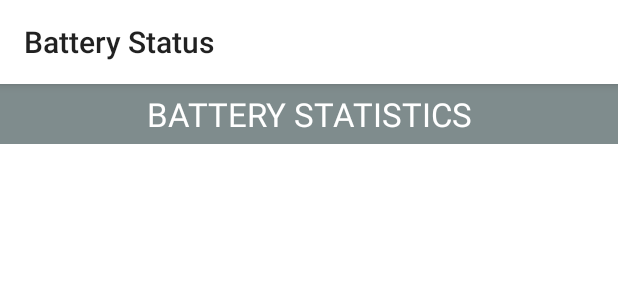
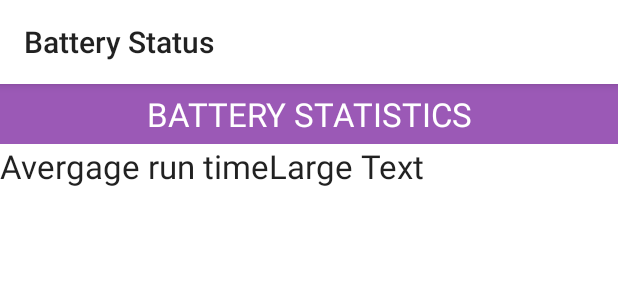
Before and after one commit to DeanParrish/Battery-Status, an Android app: the layout activity_battery_statistics.xml on its own in the app's theme, with its tools: preview values and no code run, on a phone screen of 412 x 824 dp. Shown: the top 300 px of the screen. Run offline under Robolectric (Android 15) with nearby library versions, the phone set to English and light mode, and no system bars.

Commit message:
Added Get battery methods to battery class Added get entries method to entry class added view battery output with working output added tabs to battery stats page battery stats page tab 1 works, 2 needs more work create entry fix with toast message and return to  main screen Added a new get entries (name) method to SaveData class for querries

```diff
--- a/app/src/main/java/Classes/Battery.java
+++ b/app/src/main/java/Classes/Battery.java
@@ -1,9 +1,11 @@
 package Classes;
+
+import java.io.Serializable;
 
 /**
  * Created by Parrish on 6/17/2015.
  */
-public class Battery {
+public class Battery implements Serializable {
     private String name;
     private int cells;
     private int mah;
@@ -52,4 +54,17 @@ public class Battery {
     public String getName(){
         return this.name.toString();
     }
+    public String getCells(){
+        return Integer.toString(this.cells);
+    }
+    public String getMah(){
+        return Integer.toString(this.mah);
+    }
+    public String getCycles(){
+        return Integer.toString(this.cycles);
+    }
+    public String getType(){
+        return this.type.toString();
+    }
+
 }
--- a/app/src/main/java/Classes/Entry.java
+++ b/app/src/main/java/Classes/Entry.java
@@ -1,17 +1,20 @@
 package Classes;
+
+import java.io.Serializable;
 
 /**
  * Created by Dean Parrish on 6/18/2015.
  */
-public class Entry {
+public class Entry implements Serializable {
     private String batteryName;
     private long runTime;
     private int startCharge;
     private int endCharge;
 
-    public Entry(){}
+    public Entry() {
+    }
 
-    public Entry(String name,long time, int start, int end){
+    public Entry(String name, long time, int start, int end) {
         super();
         this.batteryName = name;
         this.runTime = time;
@@ -20,19 +23,35 @@ public class Entry {
     }
 
     //setters
-    public void setBatteryName(String name){
+    public void setBatteryName(String name) {
         this.batteryName = name;
     }
 
-    public void setRunTime(long time){
+    public void setRunTime(long time) {
         this.runTime = time;
     }
 
-    public void setStartCharge(int charge){
+    public void setStartCharge(int charge) {
         this.startCharge = charge;
     }
 
-    public void setEndCharge(int charge){
+    public void setEndCharge(int charge) {
         this.endCharge = charge;
     }
+
+    //getters
+    public String getBatteryName(){
+        return this.batteryName;
+    }
+
+    public String getRunTime(){
+        return Long.toString(this.runTime);
+    }
+    public String getStartCharge(){
+        return  Integer.toString(this.startCharge);
+    }
+
+    public String getEndCharge(){
+        return  Integer.toString(this.endCharge);
+    }
 }
--- a/app/src/main/java/Classes/SaveData.java
+++ b/app/src/main/java/Classes/SaveData.java
@@ -158,4 +158,31 @@ public class SaveData {
 
         return entries;
     }
+    public List<Entry> getAllEntriesForBattery(String name) {
+        List<Entry> entries = new LinkedList<Entry>();
+        //FeedReaderDbHelper dbcon = new FeedReaderDbHelper(context);
+
+        String query = "SELECT * FROM " + entryTableName + " WHERE name = ?";
+        String[] whereArgs = new String[] {
+                name,
+        };
+        db = dbconnn.getReadableDatabase();
+
+        Cursor cursor = db.rawQuery(query, whereArgs);
+
+        Entry entry;
+        if (cursor.moveToFirst()) {
+            do {
+                entry = new Entry();
+                entry.setBatteryName(cursor.getString(1));
+                entry.setRunTime(Long.parseLong(cursor.getString(2)));
+                entry.setStartCharge(Integer.parseInt(cursor.getString(3)));
+                entry.setEndCharge(Integer.parseInt(cursor.getString(4)));
+
+                entries.add(entry);
+            } while (cursor.moveToNext());
+        }
+
+        return entries;
+    }
 }
--- a/app/src/main/java/com/example/parrish/test/BatteryStatistics.java
+++ b/app/src/main/java/com/example/parrish/test/BatteryStatistics.java
@@ -8,12 +8,20 @@ import android.os.Bundle;
 import android.view.Menu;
 import android.view.MenuItem;
 import android.widget.TabHost;
+import android.widget.TextView;
 
+import java.util.List;
+
+import Classes.Battery;
+import Classes.Entry;
+import Classes.SaveData;
 import Classes.Tab1Activity;
 import Classes.Tab2Activity;
 
 
 public class BatteryStatistics extends Activity {
+
+    SaveData save;
 
     @Override
     protected void onCreate(Bundle savedInstanceState) {
@@ -30,24 +38,57 @@ public class BatteryStatistics extends Activity {
         actionBar.setDisplayShowTitleEnabled(false);
         //endregion
 
-        //region Tab Host
-        // create the TabHost that will contain the Tabs
+
+//         1. get passed intent
+        Intent intent = getIntent();
+
+//         2. get person object from intent
+        String stringBattery  = intent.getStringExtra("battery");
+//        Battery classBattery = (Battery) getIntent().getSerializableExtra("classBattery");
+
+
+//region Populate List from database
+        List<Battery> batteries;
+        Battery mbattery;
+        save = new SaveData(getApplicationContext());
+        //gets all batteries in a List<Battery>
+        mbattery = save.getBattery(stringBattery);
+
+        List<Entry> entries;
+        Entry mEntry;
+        entries = save.getAllEntriesForBattery(mbattery.getName());
+
+
+
+        /**region Tab Host
+        // create the TabHost that will contain the Tabs*/
         TabHost tabHost = (TabHost)findViewById(R.id.tabHost);
         tabHost.setup();
 
-        TabHost.TabSpec tab1 = tabHost.newTabSpec("BASIC");
-        TabHost.TabSpec tab2 = tabHost.newTabSpec("STATS");
+        TabHost.TabSpec tab1 = tabHost.newTabSpec("tab1");
+        TabHost.TabSpec tab2 = tabHost.newTabSpec("tab2");
 
         // Set the Tab name and Activity that will be opened when particular Tab will be selected
-        tab1.setIndicator("Tab1");
-        tab1.setContent(new Intent(this, Tab1Activity.class));
-
-        tab2.setIndicator("Tab2");
-        tab2.setContent(new Intent(this, Tab2Activity.class));
+        tab1.setContent(R.id.tab1);//new Intent(this, Tab1Activity.class));
+        tab1.setIndicator("BASIC");
+        tab2.setContent(R.id.tab2);//new Intent(this, Tab2Activity.class));
+        tab2.setIndicator("GRAPHS");
 
         /** Add the tabs  to the TabHost to display. */
         tabHost.addTab(tab1);
         tabHost.addTab(tab2);
+
+        TextView lblBatteryValue = (TextView) findViewById(R.id.lblBatteyValue);
+        lblBatteryValue.setText(mbattery.getName());
+        TextView lblCellValue = (TextView) findViewById(R.id.lblCellValue);
+        lblCellValue.setText(mbattery.getCells());
+        TextView lblMahValue = (TextView) findViewById(R.id.lblMahValue);
+        lblMahValue.setText(mbattery.getMah());
+        TextView lblTypeValue = (TextView) findViewById(R.id.lblTypeValue);
+        lblTypeValue.setText(mbattery.getType());
+        TextView lblCyclesValue = (TextView) findViewById(R.id.lblCyclesValue);
+        lblCyclesValue.setText(mbattery.getCycles());
+
         //endregion
     }
 
--- a/app/src/main/java/com/example/parrish/test/CreateEntry.java
+++ b/app/src/main/java/com/example/parrish/test/CreateEntry.java
@@ -200,8 +200,8 @@ public class CreateEntry extends Activity {
     }
 
     public void onSubmitClick(MenuItem item) {
-        EditText txtStart = (EditText) findViewById(R.id.txtStart);
-        EditText txtEnd = (EditText) findViewById(R.id.txtStart);
+        TextView txtStart = (TextView) findViewById(R.id.txtStart);
+        TextView txtEnd = (TextView) findViewById(R.id.txtEnd);
         Spinner ddlName = (Spinner) findViewById(R.id.ddlName);
         Chronometer chronoTime = (Chronometer) findViewById(R.id.chronoTime);
         String name;
@@ -223,6 +223,8 @@ public class CreateEntry extends Activity {
             try {
                 save.addEntry(name, time, start, end);
                 toast.show();
+                Intent intent = new Intent(context, MainActivity.class);
+                startActivity(intent);
             } catch (SQLiteException e){
                 Log.e("Add Entry", e.toString());
             }
--- a/app/src/main/java/com/example/parrish/test/ViewStatistics.java
+++ b/app/src/main/java/com/example/parrish/test/ViewStatistics.java
@@ -7,6 +7,7 @@ import android.app.SearchManager;
 import android.content.Context;
 import android.content.Intent;
 import android.os.Bundle;
+import android.os.Parcelable;
 import android.view.Menu;
 import android.view.MenuItem;
 import android.view.View;
@@ -17,6 +18,9 @@ import android.widget.SearchView;
 import android.widget.Spinner;
 import android.widget.TextView;
 
+import java.io.Serializable;
+import java.util.ArrayList;
+import java.util.Arrays;
 import java.util.LinkedList;
 import java.util.List;
 import java.util.ListIterator;
@@ -29,6 +33,8 @@ import Classes.SaveData;
 public class ViewStatistics extends Activity {
 
     SaveData save;
+    String batteryName;
+    Battery pBattery = new Battery();
 
     @Override
     protected void onCreate(Bundle savedInstanceState) {
@@ -69,6 +75,7 @@ public class ViewStatistics extends Activity {
             batteryNames[i] = battery.getName().toString();
         }
 
+        Arrays.sort(batteryNames);
         ListView batteryList = (ListView) findViewById(R.id.listView);
 
         ArrayAdapter<String> adapter = new ArrayAdapter<>(ViewStatistics.this, android.R.layout.simple_list_item_single_choice, batteryNames);
@@ -76,23 +83,17 @@ public class ViewStatistics extends Activity {
         batteryList.setAdapter(adapter);
         batteryList.setChoiceMode(ListView.CHOICE_MODE_SINGLE);
 
-//        // listening to single list item on click
-//        batteryList.setOnItemClickListener(new AdapterView.OnItemClickListener() {
-//            final Context context = this;
-//
-//            public void onItemClick(AdapterView<?> parent, View view,
-//                                    int position, long id) {
-//
-//                // selected item
-//                String product = ((TextView) view).getText().toString();
-//
-//                // Launching new Activity on selecting single List Item
-//                Intent intent = new Intent(context, CreateBattery.class);
-//                intent.putExtra("Battery Name", "Test2");  // sets flag for create battery
-//                startActivity(intent);
-//            }
-//            //endregion
-//        });
+        // listening to single list item on click
+        batteryList.setOnItemClickListener(new AdapterView.OnItemClickListener() {
+            public void onItemClick(AdapterView<?> parent, View view,
+                                    int position, long id) {
+
+                // populating class with selected item
+                String name = ((TextView) view).getText().toString();
+                batteryName = name;
+                pBattery.setName(name);
+            }
+        });
     }
 
     @Override
@@ -115,15 +116,17 @@ public class ViewStatistics extends Activity {
         // Handle action bar item clicks here. The action bar will
         // automatically handle clicks on the Home/Up button, so long
         // as you specify a parent activity in AndroidManifest.xml.
+//        String lv_batteryName = batteryName;
         int id = item.getItemId();
 
         //noinspection SimplifiableIfStatement
         if (id == R.id.action_details) {
             final Context context = this;
             Intent intent = new Intent(context, BatteryStatistics.class);
+            intent.putExtra("battery",batteryName);
+//            intent.putExtra("classBattery", pBattery);
             startActivity(intent);
         }
-
         return super.onOptionsItemSelected(item);
     }
 }
--- a/app/src/main/res/layout/activity_battery_statistics.xml
+++ b/app/src/main/res/layout/activity_battery_statistics.xml
@@ -15,7 +15,7 @@
         android:layout_alignParentEnd="true"
         android:layout_alignParentStart="true"
         android:layout_alignParentTop="true"
-        android:background="#ff7f8c8d"
+        android:background="#ff9b59b6"
         android:gravity="center_horizontal"
         android:paddingBottom="5dp"
         android:paddingTop="5dp"
@@ -65,28 +65,24 @@
                             android:orientation="horizontal"
                             android:layout_width="match_parent"
                             android:layout_height="0dp"
-                            android:layout_weight=".2"
+                            android:layout_weight="1"
                             android:gravity="center_vertical" >
 
                             <TextView
                                 android:layout_width="wrap_content"
                                 android:layout_height="wrap_content"
+                                android:textAppearance="?android:attr/textAppearanceLarge"
                                 android:text="@string/battery_name"
-                                android:id="@+id/lblCell"
-                                android:inputType="none"
-                                android:labelFor="@+id/editText"
-                                android:layout_alignParentStart="true"
+                                android:id="@+id/lblBattery"
                                 android:textSize="20sp" />
 
-                            <EditText
-                                android:layout_width="fill_parent"
+                            <TextView
+                                android:layout_width="wrap_content"
                                 android:layout_height="wrap_content"
-                                android:id="@+id/editText"
-                                android:layout_alignParentEnd="true"
-                                android:layout_toEndOf="@+id/lblCell"
-                                android:layout_above="@+id/lblCell"
-                                android:inputType="textPersonName"
-                                android:layout_alignTop="@+id/lblCell"
+                                android:textAppearance="?android:attr/textAppearanceLarge"
+                                android:text="Large Text"
+                                android:id="@+id/lblBatteyValue"
+                                android:paddingLeft="5dp"
                                 android:textSize="20sp" />
                         </LinearLayout>
 
@@ -94,55 +90,24 @@
                             android:orientation="horizontal"
                             android:layout_width="match_parent"
                             android:layout_height="0dp"
-                            android:layout_weight=".2"
+                            android:layout_weight="1"
                             android:gravity="center_vertical" >
 
                             <TextView
                                 android:layout_width="wrap_content"
                                 android:layout_height="wrap_content"
+                                android:textAppearance="?android:attr/textAppearanceLarge"
                                 android:text="@string/battery_cell"
                                 android:id="@+id/lblCell"
-                                android:layout_alignParentStart="true"
-                                android:inputType="none"
-                                android:labelFor="@+id/ddlCells"
                                 android:textSize="20sp" />
-
-                            <Spinner
-                                android:layout_width="wrap_content"
-                                android:layout_height="wrap_content"
-                                android:id="@+id/ddlCells"
-                                android:layout_weight="1"
-                                android:spinnerMode="dropdown" />
-
-                        </LinearLayout>
-
-                        <LinearLayout
-                            android:orientation="horizontal"
-                            android:layout_width="match_parent"
-                            android:layout_height="0dp"
-                            android:layout_weight=".2"
-                            android:gravity="center_vertical" >
 
                             <TextView
                                 android:layout_width="wrap_content"
                                 android:layout_height="wrap_content"
-                                android:text="@string/battery_mah"
-                                android:id="@+id/lblCell"
-                                android:inputType="none"
-                                android:labelFor="@+id/editText"
-                                android:layout_alignParentStart="true"
-                                android:layout_below="@+id/lblCell"
-                                android:textSize="20sp"
-                                android:gravity="center_vertical" />
-
-                            <EditText
-                                android:layout_width="60dp"
-                                android:layout_height="wrap_content"
-                                android:inputType="number"
-                                android:ems="10"
-                                android:id="@+id/editText"
-                                android:layout_alignTop="@+id/lblCell"
-                                android:layout_toEndOf="@+id/lblCell"
+                                android:textAppearance="?android:attr/textAppearanceLarge"
+                                android:text="Large Text"
+                                android:id="@+id/lblCellValue"
+                                android:paddingLeft="5dp"
                                 android:textSize="20sp" />
                         </LinearLayout>
 
@@ -150,26 +115,24 @@
                             android:orientation="horizontal"
                             android:layout_width="match_parent"
                             android:layout_height="0dp"
-                            android:layout_weight=".2"
+                            android:layout_weight="1"
                             android:gravity="center_vertical" >
 
                             <TextView
                                 android:layout_width="wrap_content"
                                 android:layout_height="wrap_content"
-                                android:id="@+id/lblCell"
-                                android:text="@string/battery_cycles"
-                                android:layout_centerVertical="true"
-                                android:layout_alignParentStart="true"
+                                android:textAppearance="?android:attr/textAppearanceLarge"
+                                android:text="@string/battery_mah"
+                                android:id="@+id/lblMah"
                                 android:textSize="20sp" />
 
-                            <EditText
+                            <TextView
                                 android:layout_width="wrap_content"
                                 android:layout_height="wrap_content"
-                                android:inputType="number"
-                                android:ems="10"
-                                android:id="@+id/editText"
-                                android:layout_alignTop="@+id/lblCell"
-                                android:layout_alignStart="@+id/txtMah"
+                                android:textAppearance="?android:attr/textAppearanceLarge"
+                                android:text="Large Text"
+                                android:id="@+id/lblMahValue"
+                                android:paddingLeft="5dp"
                                 android:textSize="20sp" />
                         </LinearLayout>
 
@@ -177,26 +140,50 @@
                             android:orientation="horizontal"
                             android:layout_width="match_parent"
                             android:layout_height="0dp"
-                            android:layout_weight=".2"
+                            android:layout_weight="1"
                             android:gravity="center_vertical" >
 
                             <TextView
                                 android:layout_width="wrap_content"
                                 android:layout_height="wrap_content"
-                                android:text="@string/battery_type"
-                                android:id="@+id/lblCell"
-                                android:layout_below="@+id/txtCycles"
-                                android:layout_alignParentStart="true"
-                                android:textSize="20sp"
-                                android:gravity="center_vertical" />
+                                android:textAppearance="?android:attr/textAppearanceLarge"
+                                android:text="@string/battery_cycles"
+                                android:id="@+id/lblCycles"
+                                android:textSize="20sp" />
 
-                            <Spinner
+                            <TextView
                                 android:layout_width="wrap_content"
                                 android:layout_height="wrap_content"
-                                android:id="@+id/ddlType"
-                                android:layout_weight="1"
-                                android:spinnerMode="dropdown" />
+                                android:textAppearance="?android:attr/textAppearanceLarge"
+                                android:text="Large Text"
+                                android:id="@+id/lblCyclesValue"
+                                android:paddingLeft="5dp"
+                                android:textSize="20sp" />
+                        </LinearLayout>
 
+                        <LinearLayout
+                            android:orientation="horizontal"
+                            android:layout_width="match_parent"
+                            android:layout_height="0dp"
+                            android:layout_weight="1"
+                            android:gravity="center_vertical" >
+
+                            <TextView
+                                android:layout_width="wrap_content"
+                                android:layout_height="wrap_content"
+                                android:textAppearance="?android:attr/textAppearanceLarge"
+                                android:text="@string/battery_type"
+                                android:id="@+id/lblType"
+                                android:textSize="20sp" />
+
+                            <TextView
+                                android:layout_width="wrap_content"
+                                android:layout_height="wrap_content"
+                                android:textAppearance="?android:attr/textAppearanceLarge"
+                                android:text="Large Text"
+                                android:id="@+id/lblTypeValue"
+                                android:paddingLeft="5dp"
+                                android:textSize="20sp" />
                         </LinearLayout>
                     </LinearLayout>
 
@@ -204,7 +191,50 @@
                         android:id="@+id/tab2"
                         android:layout_width="match_parent"
                         android:layout_height="match_parent"
-                        android:orientation="vertical"></LinearLayout>
+                        android:orientation="horizontal"
+                        android:gravity="center_vertical">
+
+                        <LinearLayout
+                            android:orientation="horizontal"
+                            android:layout_width="match_parent"
+                            android:layout_height="match_parent">
+
+                            <TextView
+                                android:layout_width="wrap_content"
+                                android:layout_height="wrap_content"
+                                android:textAppearance="?android:attr/textAppearanceLarge"
+                                android:text="Avergage run time"
+                                android:id="@+id/lblRunTime" />
+
+                            <TextView
+                                android:layout_width="wrap_content"
+                                android:layout_height="wrap_content"
+                                android:textAppearance="?android:attr/textAppearanceLarge"
+                                android:text="Large Text"
+                                android:id="@+id/lblRunTimeValue" />
+                        </LinearLayout>
+
+                        <LinearLayout
+                            android:orientation="horizontal"
+                            android:layout_width="match_parent"
+                            android:layout_height="match_parent">
+
+                            <TextView
+                                android:layout_width="wrap_content"
+                                android:layout_height="wrap_content"
+                                android:textAppearance="?android:attr/textAppearanceLarge"
+                                android:text="Status"
+                                android:id="@+id/lblStatus" />
+
+                            <TextView
+                                android:layout_width="wrap_content"
+                                android:layout_height="wrap_content"
+                                android:textAppearance="?android:attr/textAppearanceLarge"
+                                android:text="Large Text"
+                                android:id="@+id/lblStatusValue" />
+                        </LinearLayout>
+
+                    </LinearLayout>
                 </FrameLayout>
             </LinearLayout>
         </TabHost>
```
